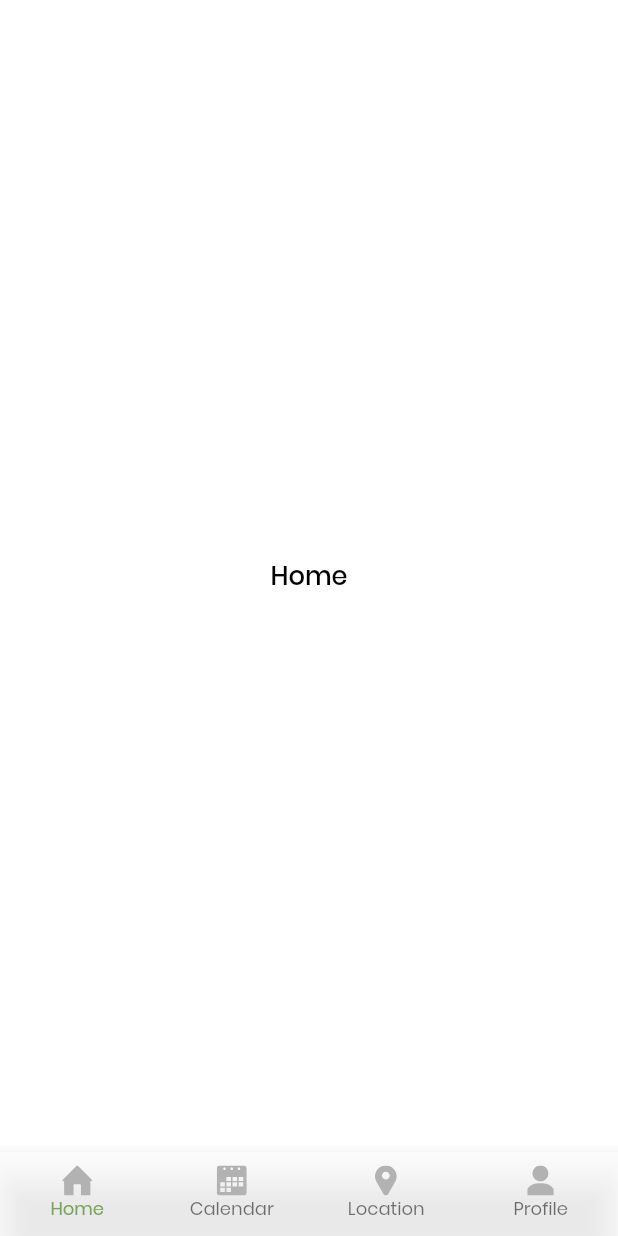
After one commit to teamexceptos/clean-culture-project, a Flutter app: the MainScreen screen opened directly, on a phone screen of 412 x 824 dp. The commit adds this screen. Run offline on Flutter 3.47's test engine with Material 2 defaults, Android fonts, the phone set to English and light mode, and no system bars; our stand-ins replace connectivity, flutter_svg, permission_handler; missing offline and left inert: dart:html, geolocation, page_view_indicator.

Commit message:
Setup for home page setup

```diff
--- /dev/null
+++ b/lib/presentation/screens/home/home_screen.dart
@@ -0,0 +1,24 @@
+import 'package:cleancul/presentation/widgets/texts.dart';
+import 'package:cleancul/utils/size_config.dart';
+import 'package:flutter/material.dart';
+
+class HomeScreen extends StatefulWidget {
+  @override
+  _HomeScreenState createState() => _HomeScreenState();
+}
+
+class _HomeScreenState extends State<HomeScreen> {
+  @override
+  Widget build(BuildContext context) {
+    return Scaffold(
+      backgroundColor: Colors.white,
+      body: Container(
+        width: SizeConfig.screenWidthDp,
+        height: SizeConfig.screenHeightDp,
+        child: Center(
+          child: NormalText(text: 'Home'),
+        ),
+      ),
+    );
+  }
+}
--- /dev/null
+++ b/lib/presentation/screens/home/main_screen.dart
@@ -0,0 +1,64 @@
+import 'dart:html';
+
+import 'package:cleancul/presentation/screens/home/calendar_screen.dart';
+import 'package:cleancul/presentation/screens/home/home_screen.dart';
+import 'package:cleancul/presentation/screens/home/location_screen.dart';
+import 'package:cleancul/presentation/screens/home/profile_screen.dart';
+import 'package:cleancul/utils/assets.dart';
+import 'package:flutter/material.dart';
+
+class MainScreen extends StatefulWidget {
+  @override
+  _MainScreenState createState() => _MainScreenState();
+}
+
+class _MainScreenState extends State<MainScreen> {
+
+  int currentPosition = 0;
+
+  var pages = <Widget>[HomeScreen(), CalendarScreen(), LocationScreen(), ProfileScreen()];
+
+  @override
+  Widget build(BuildContext context) {
+
+    final ThemeData theme = Theme.of(context);
+
+    return Scaffold(
+      body: pages[currentPosition],
+      bottomNavigationBar: BottomNavigationBar(
+        showUnselectedLabels: true,
+        type: BottomNavigationBarType.fixed,
+        selectedItemColor: theme.primaryColor,
+        showSelectedLabels: true,
+        currentIndex: currentPosition,
+        iconSize: 15,
+        selectedLabelStyle: theme.textTheme.bodyText2.copyWith(color: theme.primaryColor),
+        unselectedLabelStyle: theme.textTheme.bodyText2.copyWith(color: Colors.grey),
+        onTap: (int position){
+          setState(() {
+            currentPosition = position;
+          });
+        },
+        items: [
+          BottomNavigationBarItem(
+            icon: MkImageAssets.bottomBarHome,
+            label: 'Home'
+          ),
+          BottomNavigationBarItem(
+            icon: MkImageAssets.bottomBarCalendar,
+            label: 'Calendar'
+          ),
+          BottomNavigationBarItem(
+            icon: MkImageAssets.bottomBarLocation,
+            label: 'Location'
+          ),
+          BottomNavigationBarItem(
+            icon: MkImageAssets.bottomBarProfile,
+            label: 'Profile'
+          ),
+        ],
+        backgroundColor: Colors.white70,
+      ),
+    );
+  }
+}
--- a/lib/utils/assets.dart
+++ b/lib/utils/assets.dart
@@ -43,4 +43,17 @@ mixin MkImageAssets {
   static SvgPicture top_right = SvgPicture.asset(
     'assets/images/top_right_art.svg', height: 100, width: 100, fit: BoxFit.contain,
   );
+
+  static SvgPicture bottomBarCalendar = SvgPicture.asset(
+    'assets/images/bottom_bar_calendar.svg', height:20, width: 20, fit: BoxFit.contain,
+  );
+  static SvgPicture bottomBarHome = SvgPicture.asset(
+    'assets/images/bottom_bar_home.svg', height: 20, width: 20, fit: BoxFit.contain,
+  );
+  static SvgPicture bottomBarLocation = SvgPicture.asset(
+    'assets/images/bottom_bar_location.svg', height: 20, width: 20, fit: BoxFit.contain,
+  );
+  static SvgPicture bottomBarProfile = SvgPicture.asset(
+    'assets/images/bottom_bar_profile.svg', height: 20, width: 20, fit: BoxFit.contain,
+  );
 }
```
Also changed, not shown: lib/presentation/screens/home/calendar_screen.dart (added, +24 -0 lines), lib/presentation/screens/home/location_screen.dart (added, +24 -0 lines), lib/presentation/screens/home/profile_screen.dart (added, +24 -0 lines), assets/images/bottom_bar_calendar.svg (added), assets/images/bottom_bar_home.svg (added), assets/images/bottom_bar_location.svg (added), assets/images/bottom_bar_profile.svg (added).
